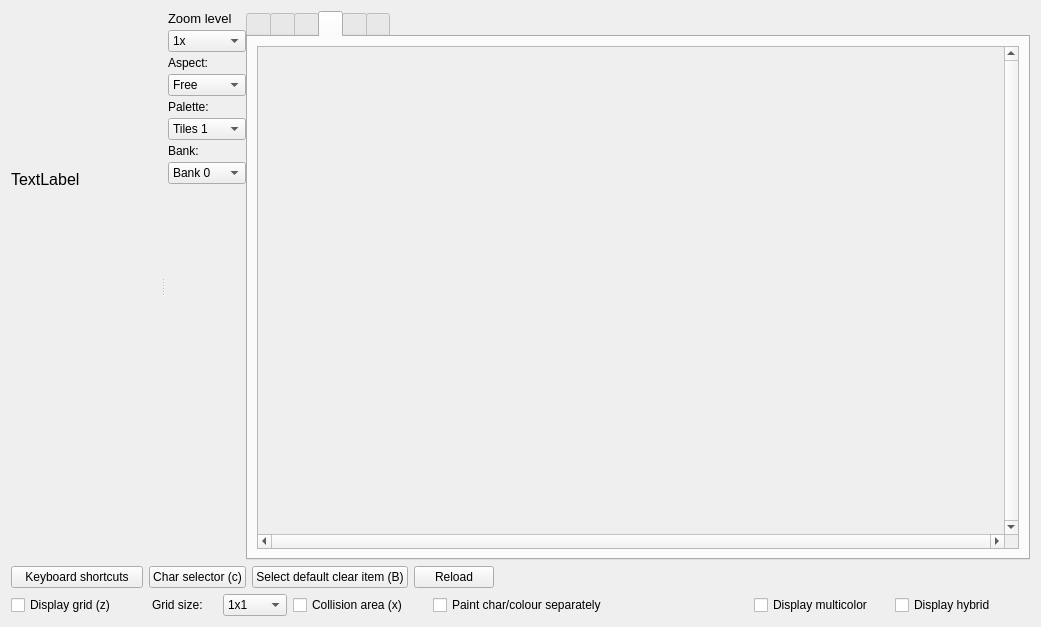
The window that source/trsedocuments/formimageeditor.ui (leuat/TRSE) describes before a commit, drawn with Qt 5.
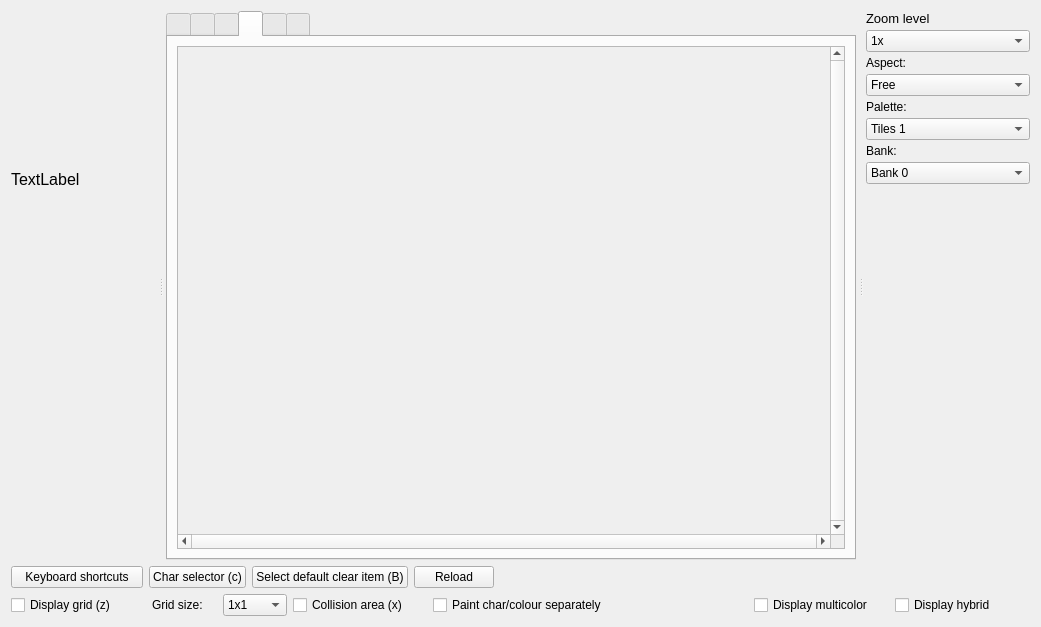
The same window after the commit. The open tabs and pages were chosen to show the change. Icons and pictures are not drawn. Custom widgets are drawn as their Qt base class.

Commit message: Editor tools and colours over to right in resizable panel

Diff of the .ui file:
```diff
--- a/source/trsedocuments/formimageeditor.ui
+++ b/source/trsedocuments/formimageeditor.ui
@@ -92,183 +92,13 @@
       </layout>
      </widget>
      <widget class="QWidget" name="layoutToolsWidget">
-      <layout class="QHBoxLayout" name="ToolLayoutCombined" stretch="1,20">
+      <layout class="QHBoxLayout" name="ToolLayoutCombined" stretch="20">
        <property name="spacing">
         <number>0</number>
        </property>
        <property name="sizeConstraint">
         <enum>QLayout::SetDefaultConstraint</enum>
        </property>
-       <item>
-        <layout class="QHBoxLayout" name="Tools" stretch="1,1">
-         <property name="sizeConstraint">
-          <enum>QLayout::SetMaximumSize</enum>
-         </property>
-         <item>
-          <layout class="QGridLayout" name="layoutColorsEdit_3"/>
-         </item>
-         <item>
-          <layout class="QVBoxLayout" name="verticalLayout" stretch="0,0,0,0,0,0,0,0,0,0">
-           <property name="spacing">
-            <number>4</number>
-           </property>
-           <item>
-            <widget class="QLabel" name="label_13">
-             <property name="font">
-              <font>
-               <pointsize>10</pointsize>
-              </font>
-             </property>
-             <property name="text">
-              <string>Zoom level</string>
-             </property>
-            </widget>
-           </item>
-           <item>
-            <widget class="QComboBox" name="cmbZoomLevel">
-             <property name="toolTip">
-              <string>General background color. </string>
-             </property>
-             <item>
-              <property name="text">
-               <string>1x</string>
-              </property>
-             </item>
-             <item>
-              <property name="text">
-               <string>2x</string>
-              </property>
-             </item>
-             <item>
-              <property name="text">
-               <string>4x</string>
-              </property>
-             </item>
-             <item>
-              <property name="text">
-               <string>8x</string>
-              </property>
-             </item>
-            </widget>
-           </item>
-           <item>
-            <widget class="QLabel" name="label_3">
-             <property name="text">
-              <string>Aspect:</string>
-             </property>
-            </widget>
-           </item>
-           <item>
-            <widget class="QComboBox" name="cmbAspect">
-             <item>
-              <property name="text">
-               <string>Free</string>
-              </property>
-             </item>
-             <item>
-              <property name="text">
-               <string>1:1</string>
-              </property>
-             </item>
-             <item>
-              <property name="text">
-               <string>3:2</string>
-              </property>
-             </item>
-            </widget>
-           </item>
-           <item>
-            <widget class="QLabel" name="lblPalette">
-             <property name="text">
-              <string>Palette:</string>
-             </property>
-            </widget>
-           </item>
-           <item>
-            <widget class="QComboBox" name="cmbNesPalette">
-             <item>
-              <property name="text">
-               <string>Tiles 1</string>
-              </property>
-             </item>
-             <item>
-              <property name="text">
-               <string>Tiles 2</string>
-              </property>
-             </item>
-             <item>
-              <property name="text">
-               <string>Tiles 3</string>
-              </property>
-             </item>
-             <item>
-              <property name="text">
-               <string>Tiles 4</string>
-              </property>
-             </item>
-             <item>
-              <property name="text">
-               <string>Sprites 1</string>
-              </property>
-             </item>
-             <item>
-              <property name="text">
-               <string>Sprites 2</string>
-              </property>
-             </item>
-             <item>
-              <property name="text">
-               <string>Sprites 3</string>
-              </property>
-             </item>
-             <item>
-              <property name="text">
-               <string>Sprites 4</string>
-              </property>
-             </item>
-            </widget>
-           </item>
-           <item>
-            <widget class="QLabel" name="lblBank">
-             <property name="text">
-              <string>Bank:</string>
-             </property>
-            </widget>
-           </item>
-           <item>
-            <widget class="QComboBox" name="cmbBank">
-             <item>
-              <property name="text">
-               <string>Bank 0</string>
-              </property>
-             </item>
-             <item>
-              <property name="text">
-               <string>Bank 1</string>
-              </property>
-             </item>
-            </widget>
-           </item>
-           <item>
-            <layout class="QGridLayout" name="ToolboxLayout"/>
-           </item>
-           <item>
-            <spacer name="verticalSpacer">
-             <property name="orientation">
-              <enum>Qt::Vertical</enum>
-             </property>
-             <property name="sizeHint" stdset="0">
-              <size>
-               <width>20</width>
-               <height>4000</height>
-              </size>
-             </property>
-            </spacer>
-           </item>
-          </layout>
-         </item>
-        </layout>
-       </item>
        <item>
         <widget class="QTabWidget" name="tabMain">
          <property name="enabled">
@@ -1252,8 +1082,8 @@
                  <rect>
                   <x>0</x>
                   <y>0</y>
-                  <width>765</width>
-                  <height>459</height>
+                  <width>815</width>
+                  <height>468</height>
                  </rect>
                 </property>
                 <layout class="QGridLayout" name="gridLayout_13">
@@ -1381,6 +1211,176 @@
        </item>
       </layout>
      </widget>
+     <widget class="QWidget" name="">
+      <layout class="QHBoxLayout" name="Tools" stretch="0,1">
+       <property name="sizeConstraint">
+        <enum>QLayout::SetMaximumSize</enum>
+       </property>
+       <item>
+        <layout class="QGridLayout" name="layoutColorsEdit_3"/>
+       </item>
+       <item>
+        <layout class="QVBoxLayout" name="verticalLayout" stretch="0,0,0,0,0,0,0,0,0,0">
+         <property name="spacing">
+          <number>4</number>
+         </property>
+         <item>
+          <widget class="QLabel" name="label_13">
+           <property name="font">
+            <font>
+             <pointsize>10</pointsize>
+            </font>
+           </property>
+           <property name="text">
+            <string>Zoom level</string>
+           </property>
+          </widget>
+         </item>
+         <item>
+          <widget class="QComboBox" name="cmbZoomLevel">
+           <property name="toolTip">
+            <string>General background color. </string>
+           </property>
+           <item>
+            <property name="text">
+             <string>1x</string>
+            </property>
+           </item>
+           <item>
+            <property name="text">
+             <string>2x</string>
+            </property>
+           </item>
+           <item>
+            <property name="text">
+             <string>4x</string>
+            </property>
+           </item>
+           <item>
+            <property name="text">
+             <string>8x</string>
+            </property>
+           </item>
+          </widget>
+         </item>
+         <item>
+          <widget class="QLabel" name="label_3">
+           <property name="text">
+            <string>Aspect:</string>
+           </property>
+          </widget>
+         </item>
+         <item>
+          <widget class="QComboBox" name="cmbAspect">
+           <item>
+            <property name="text">
+             <string>Free</string>
+            </property>
+           </item>
+           <item>
+            <property name="text">
+             <string>1:1</string>
+            </property>
+           </item>
+           <item>
+            <property name="text">
+             <string>3:2</string>
+            </property>
+           </item>
+          </widget>
+         </item>
+         <item>
+          <widget class="QLabel" name="lblPalette">
+           <property name="text">
+            <string>Palette:</string>
+           </property>
+          </widget>
+         </item>
+         <item>
+          <widget class="QComboBox" name="cmbNesPalette">
+           <item>
+            <property name="text">
+             <string>Tiles 1</string>
+            </property>
+           </item>
+           <item>
+            <property name="text">
+             <string>Tiles 2</string>
+            </property>
+           </item>
+           <item>
+            <property name="text">
+             <string>Tiles 3</string>
+            </property>
+           </item>
+           <item>
+            <property name="text">
+             <string>Tiles 4</string>
+            </property>
+           </item>
+           <item>
+            <property name="text">
+             <string>Sprites 1</string>
+            </property>
+           </item>
+           <item>
+            <property name="text">
+             <string>Sprites 2</string>
+            </property>
+           </item>
+           <item>
+            <property name="text">
+             <string>Sprites 3</string>
+            </property>
+           </item>
+           <item>
+            <property name="text">
+             <string>Sprites 4</string>
+            </property>
+           </item>
+          </widget>
+         </item>
+         <item>
+          <widget class="QLabel" name="lblBank">
+           <property name="text">
+            <string>Bank:</string>
+           </property>
+          </widget>
+         </item>
+         <item>
+          <widget class="QComboBox" name="cmbBank">
+           <item>
+            <property name="text">
+             <string>Bank 0</string>
+            </property>
+           </item>
+           <item>
+            <property name="text">
+             <string>Bank 1</string>
+            </property>
+           </item>
+          </widget>
+         </item>
+         <item>
+          <layout class="QGridLayout" name="ToolboxLayout"/>
+         </item>
+         <item>
+          <spacer name="verticalSpacer">
+           <property name="orientation">
+            <enum>Qt::Vertical</enum>
+           </property>
+           <property name="sizeHint" stdset="0">
+            <size>
+             <width>20</width>
+             <height>4000</height>
+            </size>
+           </property>
+          </spacer>
+         </item>
+        </layout>
+       </item>
+      </layout>
+     </widget>
     </widget>
    </item>
    <item>
```
